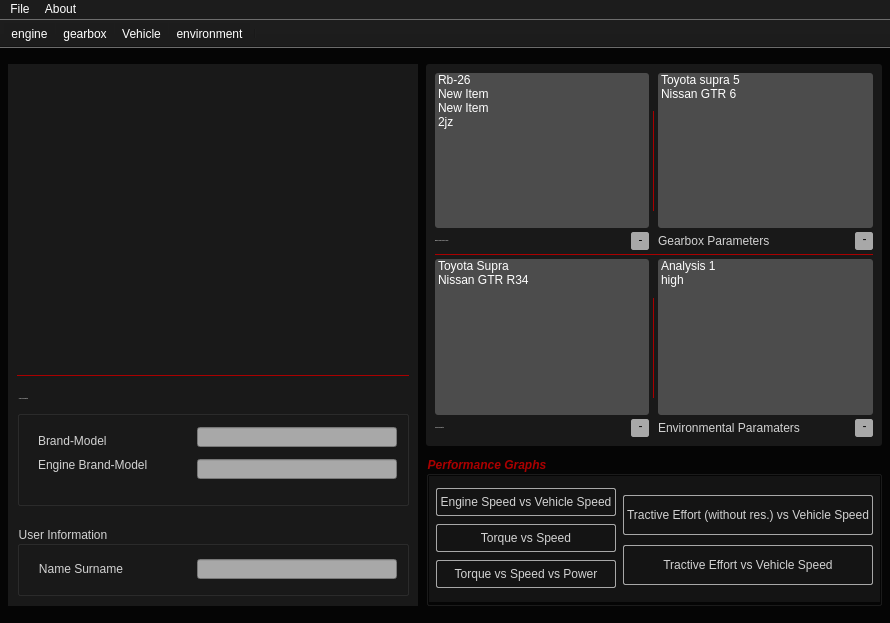
eraycancelik/Pancar-v1.0, file designer/test.ui: the form before one commit.
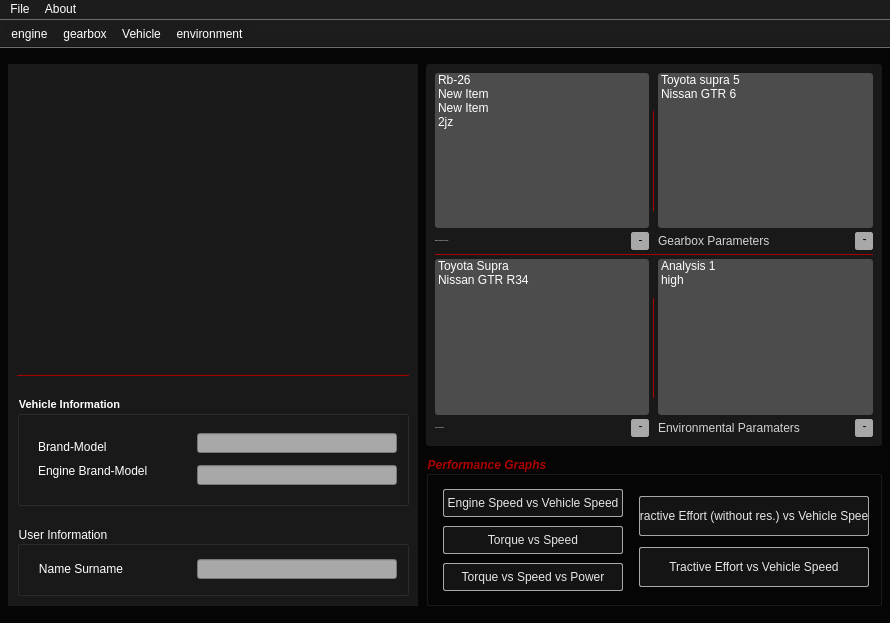
The form after the commit. Icons and pictures are not drawn.

Commit message: main design fixed

```diff
--- a/designer/test.ui
+++ b/designer/test.ui
@@ -275,14 +275,14 @@
                   <property name="font">
                    <font>
                     <family>Segoe UI</family>
-                    <pointsize>-1</pointsize>
+                    <pointsize>8</pointsize>
                     <italic>false</italic>
                     <bold>true</bold>
                    </font>
                   </property>
                   <property name="styleSheet">
-                   <string notr="true">font: 700 11px &quot;Segoe UI&quot;;
-color:rgb(210,210,210);</string>
+                   <string notr="true">color:rgb(255, 255, 255);
+font: 700 8pt &quot;Segoe UI&quot;;</string>
                   </property>
                   <property name="title">
                    <string>Vehicle Information</string>
@@ -398,8 +398,8 @@
                    </size>
                   </property>
                   <property name="styleSheet">
-                   <string notr="true">font: 700 11px &quot;Segoe UI&quot;;
-color:rgb(210,210,210);</string>
+                   <string notr="true">color:rgb(255,255,255);
+font: 700 8pt &quot;Segoe UI&quot;;</string>
                   </property>
                   <property name="title">
                    <string>User Information</string>
@@ -1044,73 +1044,24 @@
              <string notr="true">selection-color: rgb(17, 17, 17);
 font: 700 italic 9pt &quot;Segoe UI&quot;;
 color: #aa0000;
-border-color: rgb(25, 25, 25);</string>
+</string>
             </property>
             <property name="title">
              <string>Performance Graphs</string>
             </property>
             <layout class="QGridLayout" name="gridLayout">
-             <property name="leftMargin">
-              <number>0</number>
-             </property>
-             <property name="topMargin">
-              <number>0</number>
-             </property>
-             <property name="rightMargin">
-              <number>0</number>
-             </property>
-             <property name="bottomMargin">
-              <number>0</number>
-             </property>
-             <property name="spacing">
-              <number>0</number>
-             </property>
              <item row="0" column="0">
-              <widget class="QWidget" name="button_holder_2" native="true">
-               <property name="minimumSize">
-                <size>
-                 <width>451</width>
-                 <height>126</height>
-                </size>
-               </property>
-               <property name="maximumSize">
-                <size>
-                 <width>451</width>
-                 <height>126</height>
-                </size>
-               </property>
-               <property name="toolTipDuration">
-                <number>0</number>
-               </property>
-               <property name="autoFillBackground">
-                <bool>false</bool>
-               </property>
-               <property name="styleSheet">
-                <string notr="true">background-color: rgb(20,20,20);
-border-color: rgb(25, 25, 25);
-font: 700 11px &quot;Segoe UI&quot;;
-color:rgb(210,210,210);</string>
-               </property>
                <layout class="QHBoxLayout" name="button_holder">
-                <property name="spacing">
-                 <number>0</number>
-                </property>
-                <property name="leftMargin">
-                 <number>0</number>
-                </property>
                 <property name="topMargin">
                  <number>0</number>
                 </property>
-                <property name="rightMargin">
-                 <number>0</number>
-                </property>
                 <property name="bottomMargin">
-                 <number>10</number>
+                <number>7</number>
                 </property>
                 <item>
                  <layout class="QVBoxLayout" name="left_graphs">
                   <property name="spacing">
-                   <number>0</number>
+                  <number>10</number>
                   </property>
                   <property name="sizeConstraint">
                    <enum>QLayout::SetMaximumSize</enum>
@@ -1118,12 +1069,6 @@
                   <property name="leftMargin">
                    <number>5</number>
                   </property>
-                  <property name="topMargin">
-                   <number>0</number>
-                  </property>
-                  <property name="bottomMargin">
-                   <number>0</number>
-                  </property>
                   <item>
                    <widget class="QPushButton" name="enginev_vehiclev">
                     <property name="minimumSize">
@@ -1144,6 +1089,8 @@
                     <property name="styleSheet">
                      <string notr="true">QPushButton{
 border-radius:2px;
+color:rgb(230,230,230);
+font: 9pt &quot;Gill Sans MT&quot;;
 background-color: rgb(20,20,20);
 cursor:pointer;
 border: 1px solid rgb(168, 168, 168);
@@ -1189,8 +1136,8 @@
                     <property name="styleSheet">
                      <string notr="true">QPushButton{
 border-radius:2px;
-font: 700 11px &quot;Segoe UI&quot;;
-color:rgb(210,210,210);
+color:rgb(230,230,230);
+font: 9pt &quot;Gill Sans MT&quot;;
 background-color: rgb(20,20,20);
 cursor:pointer;
 border: 1px solid rgb(168, 168, 168);
@@ -1233,8 +1180,8 @@
                     <property name="styleSheet">
                      <string notr="true">QPushButton{
 border-radius:2px;
-font: 700 11px &quot;Segoe UI&quot;;
-color:rgb(210,210,210);
+color:rgb(230,230,230);
+font: 9pt &quot;Gill Sans MT&quot;;
 background-color: rgb(20,20,20);
 cursor:pointer;
 border: 1px solid rgb(168, 168, 168);
@@ -1257,37 +1204,21 @@
                  </layout>
                 </item>
                 <item>
-                 <widget class="QFrame" name="right_graphs_2">
-                  <property name="minimumSize">
-                   <size>
-                    <width>260</width>
-                    <height>0</height>
-                   </size>
-                  </property>
-                  <property name="maximumSize">
-                   <size>
-                    <width>260</width>
-                    <height>16777215</height>
-                   </size>
-                  </property>
                   <layout class="QVBoxLayout" name="right_graphs">
                    <property name="leftMargin">
-                    <number>5</number>
-                   </property>
-                   <property name="rightMargin">
-                    <number>9</number>
+                  <number>10</number>
                    </property>
                    <item>
                     <widget class="QPushButton" name="tractiveF_vehiclev">
                      <property name="minimumSize">
                       <size>
-                       <width>250</width>
+                     <width>230</width>
                        <height>40</height>
                       </size>
                      </property>
                      <property name="maximumSize">
                       <size>
-                       <width>250</width>
+                     <width>210</width>
                        <height>28</height>
                       </size>
                      </property>
@@ -1297,8 +1228,8 @@
                      <property name="styleSheet">
                       <string notr="true">QPushButton{
 border-radius:2px;
-font: 700 11px &quot;Segoe UI&quot;;
-color:rgb(210,210,210);
+color:rgb(230,230,230);
+font: 9pt &quot;Gill Sans MT&quot;;
 background-color: rgb(20,20,20);
 cursor:pointer;
 border: 1px solid rgb(168, 168, 168);
@@ -1322,13 +1253,13 @@
                     <widget class="QPushButton" name="tractiveFnet_vehiclev">
                      <property name="minimumSize">
                       <size>
-                       <width>250</width>
+                     <width>230</width>
                        <height>40</height>
                       </size>
                      </property>
                      <property name="maximumSize">
                       <size>
-                       <width>250</width>
+                     <width>205</width>
                        <height>28</height>
                       </size>
                      </property>
@@ -1338,8 +1269,8 @@
                      <property name="styleSheet">
                       <string notr="true">QPushButton{
 border-radius:2px;
-font: 700 11px &quot;Segoe UI&quot;;
-color:rgb(210,210,210);
+color:rgb(230,230,230);
+font: 9pt &quot;Gill Sans MT&quot;;
 background-color: rgb(20,20,20);
 cursor:pointer;
 border: 1px solid rgb(168, 168, 168);
@@ -1360,10 +1291,8 @@
                     </widget>
                    </item>
                   </layout>
-                 </widget>
-                </item>
-               </layout>
-              </widget>
+               </item>
+              </layout>
              </item>
             </layout>
            </widget>
```
Left out of the diff: 21 changed lines with no effect on the pictures. Lines whose indentation alone changed are shown as unchanged. The commit also changes 2 other files.
